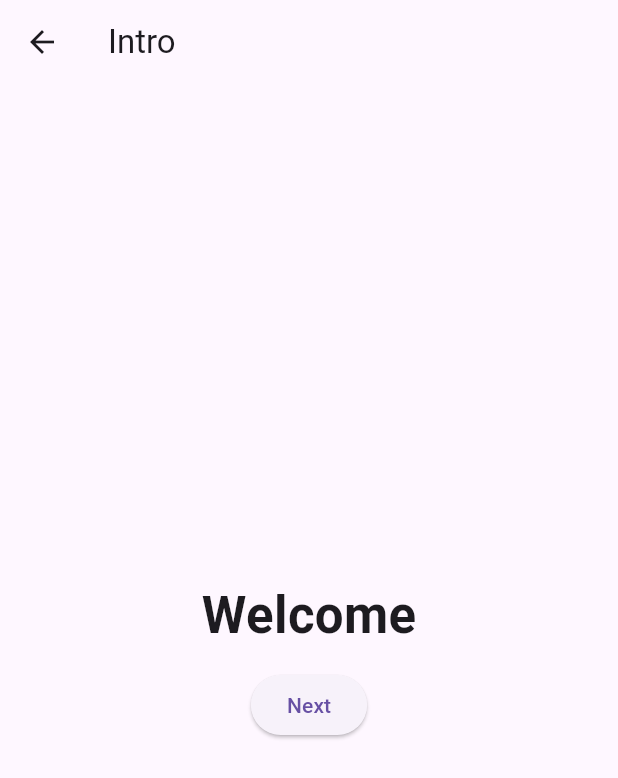
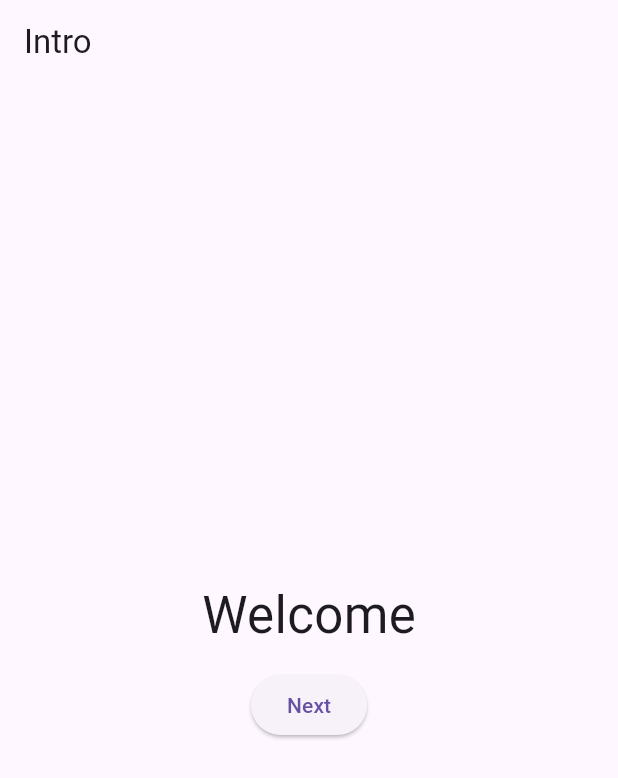
Before and after one commit to sWaMithink/splash-screen, a Flutter app: the IntroPage screen opened directly, on a phone screen of 412 x 824 dp. Shown: the top 778 px of the screen. Run offline on Flutter 3.47's test engine with Material 3 defaults, Android fonts, the phone set to English and light mode, and no system bars.

Commit message:
final code

```diff
--- a/lib/IntroPage.dart
+++ b/lib/IntroPage.dart
@@ -16,7 +16,7 @@
           children: [
             Text ('Welcome',style: TextStyle(
               fontSize: 34,
-              fontWeight: FontWeight.bold,
+              fontWeight: FontWeight.normal,
             ),),
             SizedBox(height: 11,),
             ElevatedButton(onPressed:(){
--- a/lib/main.dart
+++ b/lib/main.dart
@@ -9,7 +9,7 @@
   @override
   Widget build(BuildContext context) {
     return MaterialApp(title: "flutter app",debugShowCheckedModeBanner: false,
-      theme:ThemeData(primarySwatch: Colors.brown),
+      theme:ThemeData(primarySwatch: Colors.red),
       home: SplashPage(),
     );
   }
```
Also changed, not shown: lib/splash_page.dart (+7 -1 lines).
